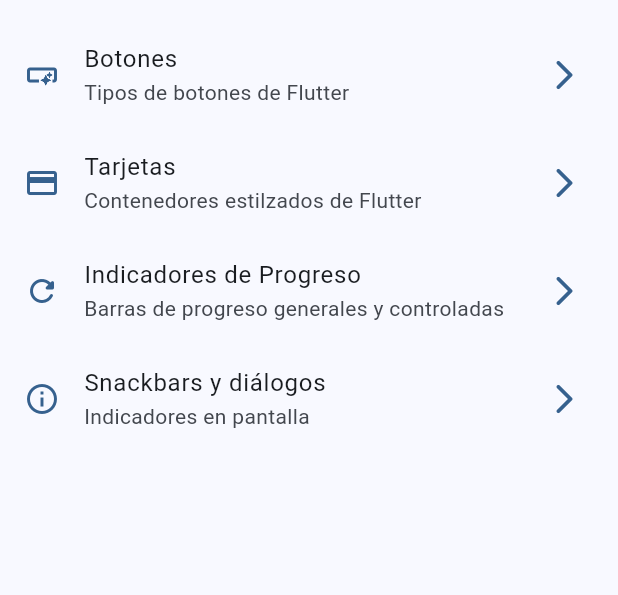
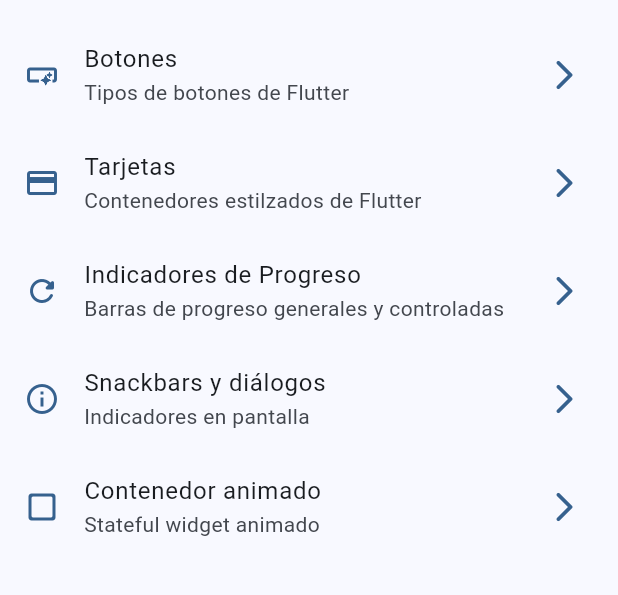
Before and after one commit to Axzyz/widgets_app, a Flutter app: the screen it shows after launch, on a phone screen of 412 x 824 dp, the part 63-658 px from its top. Run offline on Flutter 3.47's test engine with Material 3 defaults, Android fonts, the phone set to English and light mode, and no system bars; our stand-ins replace go_router.

```diff
--- a/lib/config/menu/menu_items.dart
+++ b/lib/config/menu/menu_items.dart
@@ -39,4 +39,10 @@ const appMenuItems = <MenuItem>[
     link: '/snackbars',
     icon: Icons.info_outline,
   ),
+  MenuItem(
+    title: 'Contenedor animado',
+    subTitle: 'Stateful widget animado',
+    link: '/animated',
+    icon: Icons.check_box_outline_blank_rounded,
+  ),
 ];
--- a/lib/config/router/app_router.dart
+++ b/lib/config/router/app_router.dart
@@ -28,5 +28,10 @@ final appRouter = GoRouter(
       name: SnackbarScreen.name,
       builder: (context, state) => const SnackbarScreen(),
     ),
+    GoRoute(
+      path: '/animated',
+      name: AnimatedScreen.name,
+      builder: (context, state) => const AnimatedScreen(),
+    ),
   ],
 );
--- a/lib/main.dart
+++ b/lib/main.dart
@@ -1,9 +1,6 @@
 import 'package:flutter/material.dart';
 import 'package:widgets_app/config/router/app_router.dart';
 import 'package:widgets_app/config/theme/app_theme.dart';
-import 'package:widgets_app/presentation/screens/buttons/buttons_screen.dart';
-import 'package:widgets_app/presentation/screens/cards/cards_screen.dart';
-import 'package:widgets_app/presentation/screens/home/home_screen.dart';
 
 void main() {
   runApp(const MainApp());
```
Also changed, not shown: lib/presentation/screens/animated/animated_screen.dart (+41 -2 lines).
